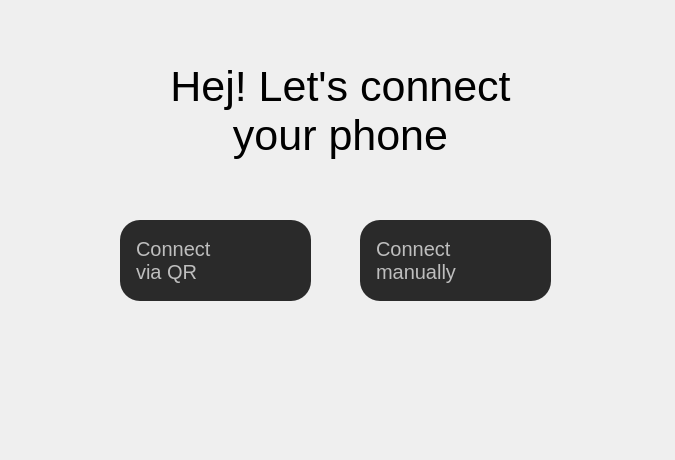
Qt form preparepage.ui (SaNcHeS12557/PixLinkDesktop) before a commit.
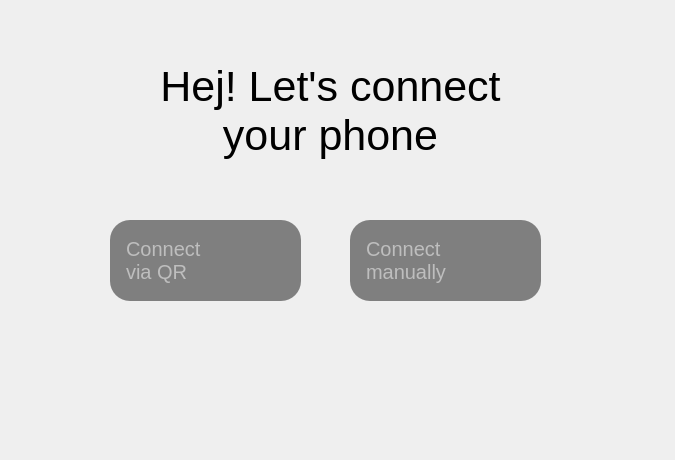
The same form after that commit. Icons and pictures are not drawn.

The edit to the form file:
```diff
--- a/preparepage.ui
+++ b/preparepage.ui
@@ -1,7 +1,7 @@
 <?xml version="1.0" encoding="UTF-8"?>
 <ui version="4.0">
  <class>PreparePage</class>
- <widget class="QMainWindow" name="PreparePage">
+ <widget class="QWidget" name="PreparePage">
   <property name="geometry">
    <rect>
     <x>0</x>
@@ -10,17 +10,19 @@
     <height>460</height>
    </rect>
   </property>
+  <property name="maximumSize">
+   <size>
+    <width>675</width>
+    <height>460</height>
+   </size>
+  </property>
   <property name="windowTitle">
    <string>MainWindow</string>
   </property>
-  <property name="styleSheet">
-   <string notr="true">border-radius: 60px;</string>
-  </property>
-  <widget class="QWidget" name="centralwidget">
    <widget class="QLabel" name="label">
     <property name="geometry">
      <rect>
-      <x>140</x>
+     <x>130</x>
       <y>50</y>
       <width>401</width>
       <height>121</height>
@@ -45,56 +47,10 @@
      <bool>true</bool>
     </property>
    </widget>
-   <widget class="QPushButton" name="qrButton">
-    <property name="geometry">
-     <rect>
-      <x>120</x>
-      <y>220</y>
-      <width>191</width>
-      <height>81</height>
-     </rect>
-    </property>
-    <property name="styleSheet">
-     <string notr="true">QPushButton {
-    background-color: #2A2A2A;
-    color: #BEBEBE; 
-    border-radius: 20px;
-    font-family: &quot;Segoe UI&quot;;
-    font-size: 15pt;
-    qproperty-iconSize: 45px 45px;
-	text-align: left;
-	padding: 12px 24px 12px 16px;
-
-}
-
-QPushButton:hover {
-    background-color: #3A3A3C;
-}
-
-QPushButton:pressed {
-    background-color: #48484A;
-}
-</string>
-    </property>
-    <property name="text">
-     <string>Connect 
-via QR</string>
-    </property>
-    <property name="icon">
-     <iconset resource="resources.qrc">
-      <normaloff>:/imgs/resources/qrIcon.png</normaloff>:/imgs/resources/qrIcon.png</iconset>
-    </property>
-    <property name="iconSize">
-     <size>
-      <width>45</width>
-      <height>45</height>
-     </size>
-    </property>
-   </widget>
    <widget class="QPushButton" name="manualButton">
     <property name="geometry">
      <rect>
-      <x>360</x>
+     <x>350</x>
       <y>220</y>
       <width>191</width>
       <height>81</height>
@@ -102,7 +58,7 @@
     </property>
     <property name="styleSheet">
      <string notr="true">QPushButton {
-    background-color: #2A2A2A;
+	background-color: rgba(50, 50, 50, 150); 
     color: #BEBEBE; 
     border-radius: 20px;
     font-family: &quot;Segoe UI&quot;;
@@ -137,6 +93,51 @@
      </size>
     </property>
    </widget>
+  <widget class="QPushButton" name="qrButton">
+   <property name="geometry">
+    <rect>
+     <x>110</x>
+     <y>220</y>
+     <width>191</width>
+     <height>81</height>
+    </rect>
+   </property>
+   <property name="styleSheet">
+    <string notr="true">QPushButton {
+	background-color: rgba(50, 50, 50, 150); 
+    color: #BEBEBE; 
+    border-radius: 20px;
+    font-family: &quot;Segoe UI&quot;;
+    font-size: 15pt;
+    qproperty-iconSize: 45px 45px;
+	text-align: left;
+	padding: 12px 24px 12px 16px;
+
+}
+
+QPushButton:hover {
+    background-color: #3A3A3C;
+}
+
+QPushButton:pressed {
+    background-color: #48484A;
+}
+</string>
+   </property>
+   <property name="text">
+    <string>Connect 
+via QR</string>
+   </property>
+   <property name="icon">
+    <iconset resource="resources.qrc">
+     <normaloff>:/imgs/resources/qrIcon.png</normaloff>:/imgs/resources/qrIcon.png</iconset>
+   </property>
+   <property name="iconSize">
+    <size>
+     <width>45</width>
+     <height>45</height>
+    </size>
+   </property>
   </widget>
  </widget>
  <resources>
```
Left out of the diff: 2 changed lines with no effect on the pictures. Lines whose indentation alone changed are shown as unchanged.
